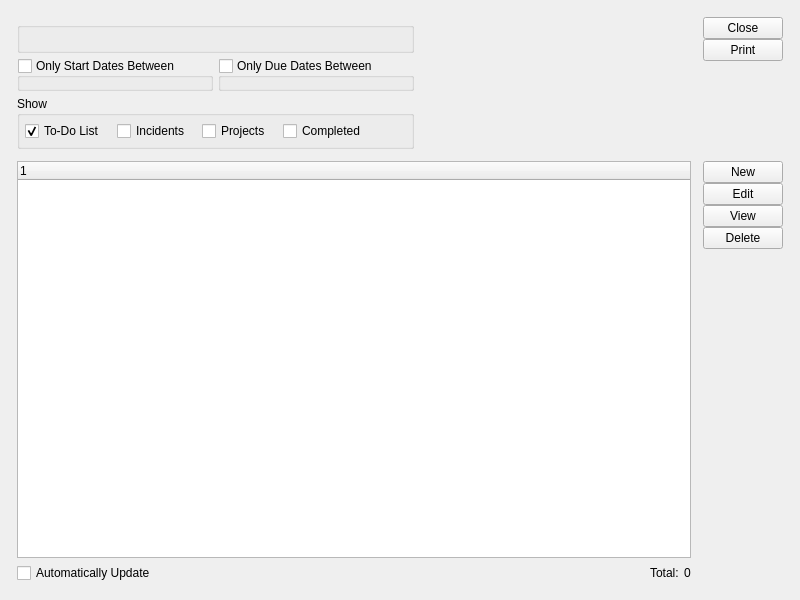
Qt form guiclient/todoList.ui (Pegasus-RPG/xtuple-client) before a commit.
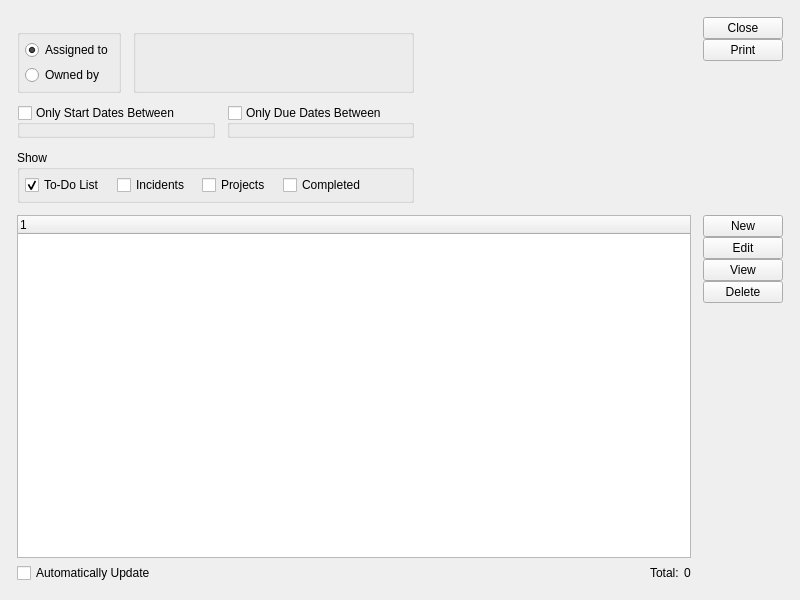
The same form after that commit. Custom widgets are drawn as their Qt base class.

Commit message: issue #8689: Add ability to view to-do list by assign to and owner.

The edit to the form file:
```diff
--- a/guiclient/todoList.ui
+++ b/guiclient/todoList.ui
@@ -19,9 +19,9 @@
   <property name="windowTitle" >
    <string>To-Do List</string>
   </property>
-  <layout class="QGridLayout" name="gridLayout_7" >
+  <layout class="QGridLayout" name="gridLayout_8" >
    <item row="0" column="0" >
-    <layout class="QGridLayout" name="gridLayout_6" >
+    <layout class="QGridLayout" name="gridLayout_7" >
      <property name="margin" >
       <number>12</number>
      </property>
@@ -31,11 +31,40 @@
      <item row="0" column="0" colspan="2" >
       <layout class="QHBoxLayout" name="horizontalLayout_2" >
        <item>
-        <layout class="QGridLayout" name="gridLayout_4" >
-         <item row="0" column="0" colspan="2" >
+        <layout class="QGridLayout" name="gridLayout_6" >
+         <property name="spacing" >
+          <number>12</number>
+         </property>
+         <item row="0" column="0" colspan="3" >
           <widget class="CRMAcctCluster" name="_crmAccount" />
          </item>
-         <item row="1" column="0" colspan="2" >
+         <item row="1" column="0" >
+          <widget class="QGroupBox" name="_contextGroup" >
+           <property name="title" >
+            <string/>
+           </property>
+           <layout class="QGridLayout" name="gridLayout_4" >
+            <item row="0" column="0" >
+             <widget class="QRadioButton" name="_assignedTo" >
+              <property name="text" >
+               <string>Assigned to</string>
+              </property>
+              <property name="checked" >
+               <bool>true</bool>
+              </property>
+             </widget>
+            </item>
+            <item row="1" column="0" >
+             <widget class="QRadioButton" name="_ownedBy" >
+              <property name="text" >
+               <string>Owned by</string>
+              </property>
+             </widget>
+            </item>
+           </layout>
+          </widget>
+         </item>
+         <item row="1" column="1" colspan="2" >
           <widget class="ParameterGroup" name="_usr" >
            <property name="focusPolicy" >
             <enum>Qt::StrongFocus</enum>
@@ -45,7 +74,7 @@
            </property>
           </widget>
          </item>
-         <item row="2" column="0" >
+         <item row="2" column="0" colspan="2" >
           <widget class="QGroupBox" name="_startdateGroup" >
            <property name="title" >
             <string>Only Start Dates Between </string>
@@ -67,7 +96,7 @@
            </layout>
           </widget>
          </item>
-         <item row="2" column="1" >
+         <item row="2" column="2" >
           <widget class="QGroupBox" name="_duedateGroup" >
            <property name="title" >
             <string>Only Due Dates Between </string>
@@ -89,7 +118,7 @@
            </layout>
           </widget>
          </item>
-         <item row="3" column="0" colspan="2" >
+         <item row="3" column="0" colspan="3" >
           <widget class="QGroupBox" name="_showGroup" >
            <property name="title" >
             <string>Show</string>
```
The commit also changes 3 other files.
